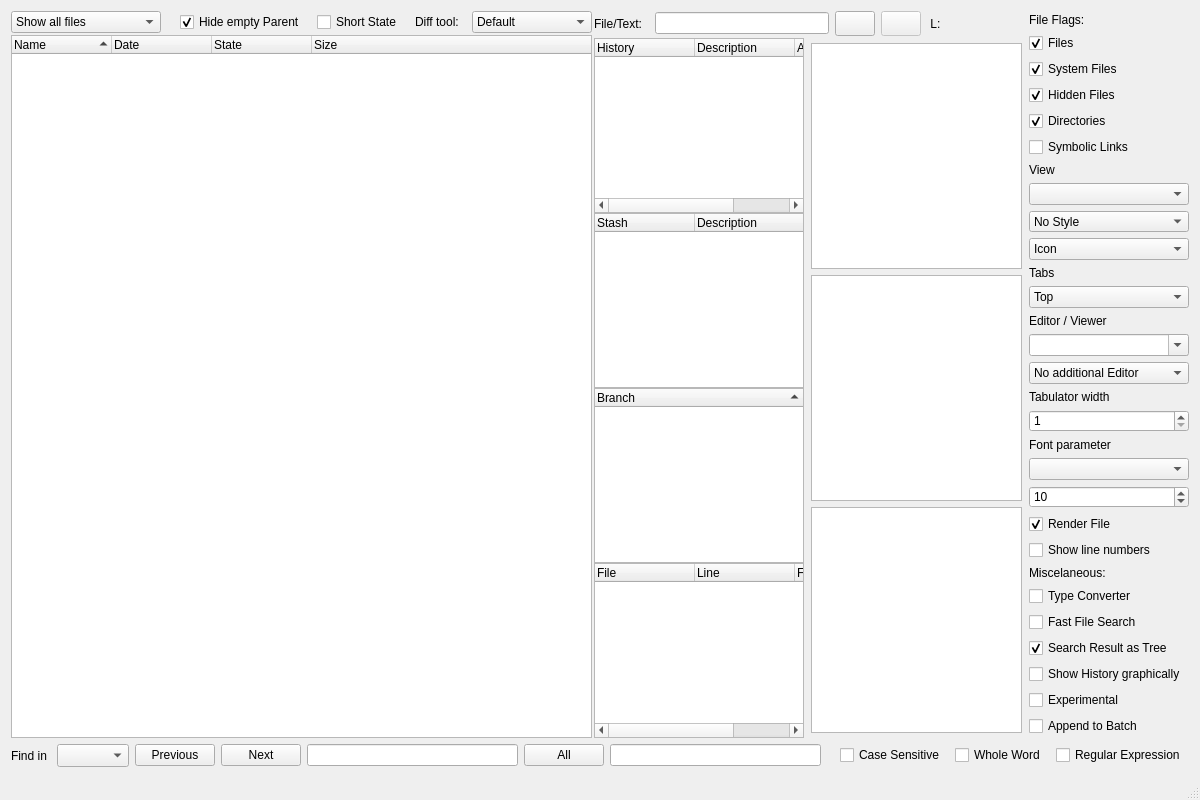
Above: source/mainwindow.ui from Rolloke/GUI-Apps before the change. Below: the same form after it.
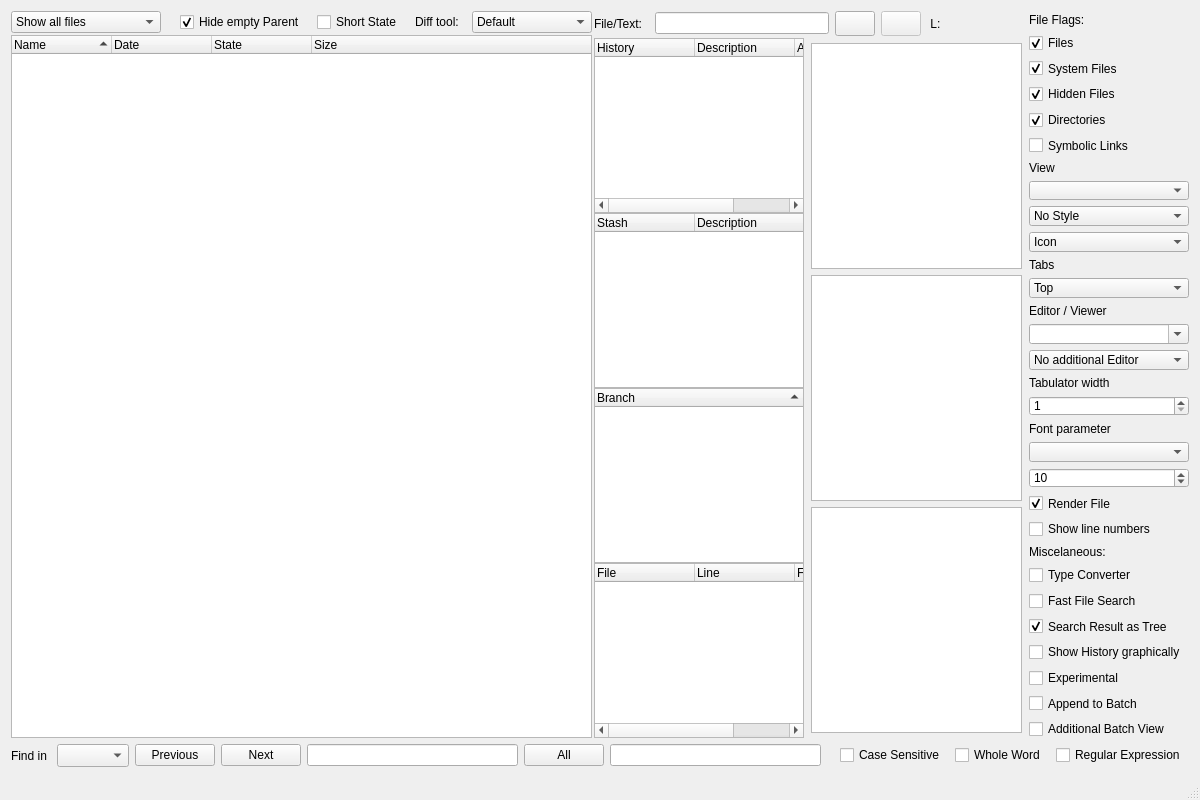
That is the form after the change. Icons and pictures are not drawn. Custom widgets are drawn as their Qt base class.

Commit message: additional background command text view

Diff of the .ui file:
```diff
--- a/source/mainwindow.ui
+++ b/source/mainwindow.ui
@@ -1150,6 +1150,16 @@
           </property>
          </widget>
         </item>
+        <item>
+         <widget class="QCheckBox" name="ckOutput2secondTextView">
+          <property name="statusTip">
+           <string>Show background command output in additional text view</string>
+          </property>
+          <property name="text">
+           <string>Additional Batch View</string>
+          </property>
+         </widget>
+        </item>
        </layout>
       </item>
      </layout>
```
The commit also changes 5 other files.
